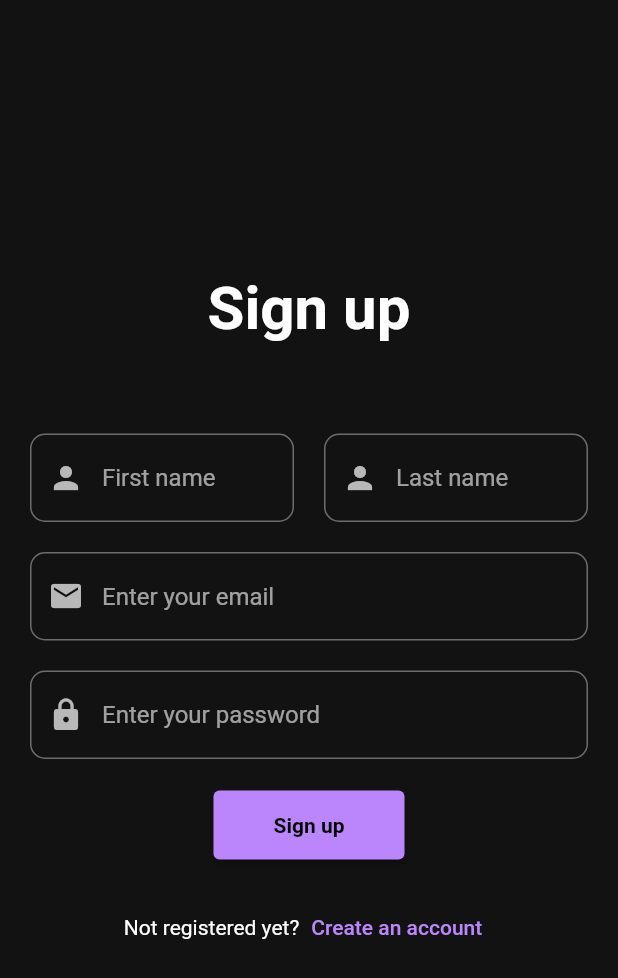
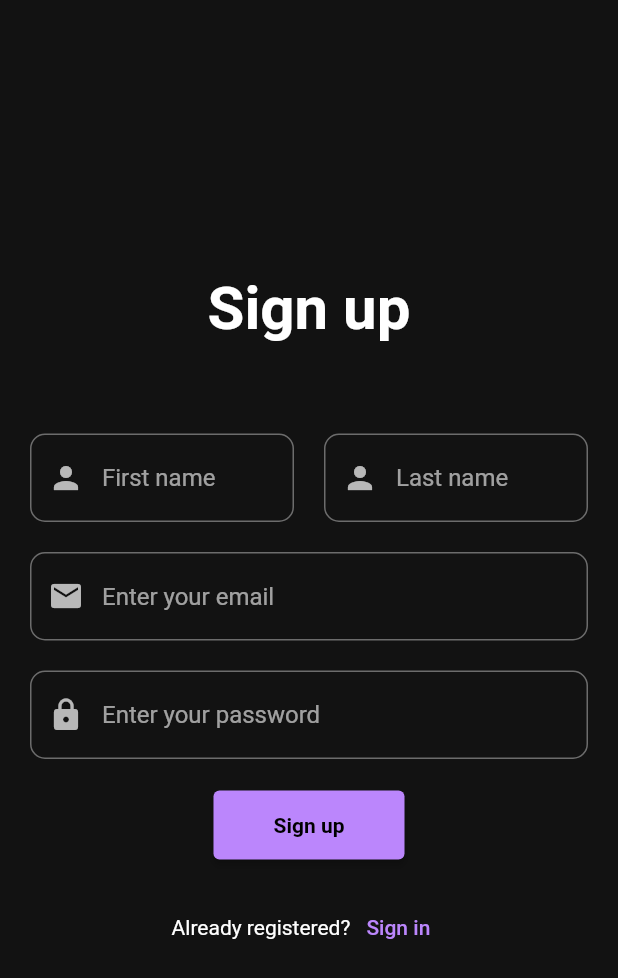
Before and after one commit to hawier-dev/flutter-login-ui, a Flutter app: the RegisterPage screen opened directly, on a phone screen of 412 x 824 dp. Shown: the top 978 px of the screen. Run offline on Flutter 3.47's test engine with Material 2 defaults, Android fonts, the phone set to English and light mode, and no system bars; our stand-ins replace email_validator.

Commit message:
Register screen text

```diff
--- a/lib/register_screen.dart
+++ b/lib/register_screen.dart
@@ -134,7 +134,7 @@ class _RegisterPageState extends State<RegisterPage> {
                   Row(
                     mainAxisAlignment: MainAxisAlignment.center,
                     children: [
-                      const Text('Not registered yet?'),
+                      const Text('Already registered?'),
                       TextButton(
                         onPressed: () {
                           Navigator.pushReplacement(
@@ -145,7 +145,7 @@ class _RegisterPageState extends State<RegisterPage> {
                             ),
                           );
                         },
-                        child: const Text('Create an account'),
+                        child: const Text('Sign in'),
                       ),
                     ],
                   ),
```
Also changed, not shown: 1 other file.
